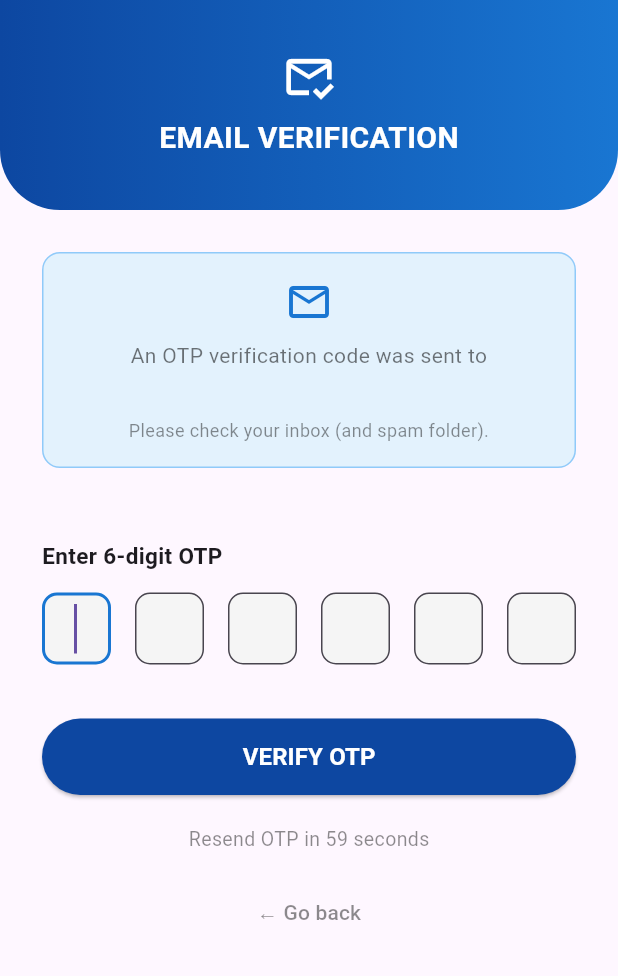
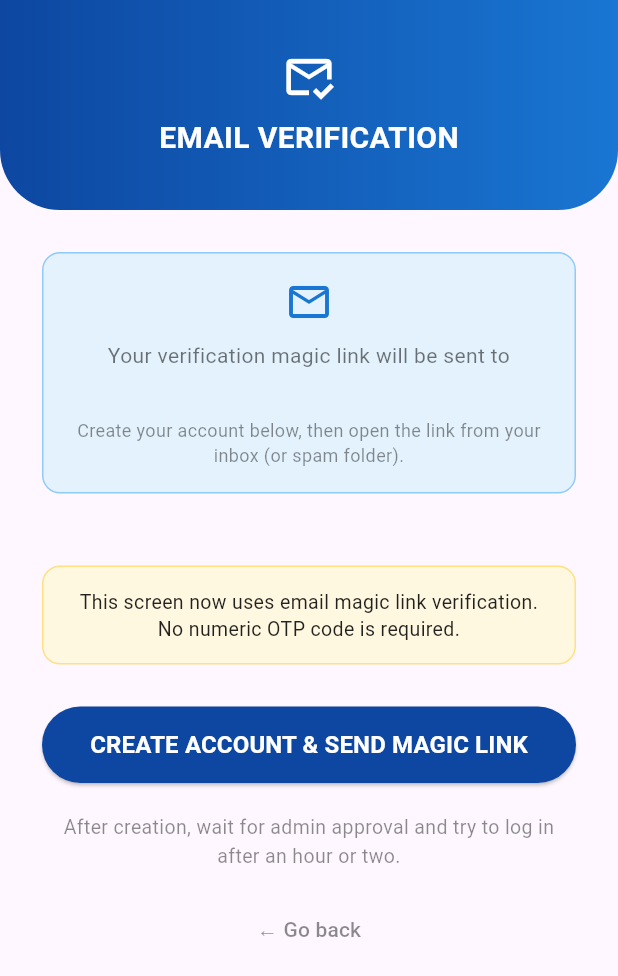
Before and after one commit to lejaro/UKonekSupabase, a Flutter app: the uKonekOtpPage screen opened directly with empty values, on a phone screen of 412 x 824 dp. Shown: the top 976 px of the screen. Run offline on Flutter 3.47's test engine with Material 3 defaults, Android fonts, the light colour scheme and no system bars; our stand-ins replace image_picker, supabase_flutter; missing offline and left inert: google_mlkit_text_recognition, string_similarity; accounts and stored records are empty.

Commit message:
Citizen email registration to verify email link

```diff
--- a/frontend/mobile/ukonekmobile/lib/uKonekCredentialPage.dart
+++ b/frontend/mobile/ukonekmobile/lib/uKonekCredentialPage.dart
@@ -102,7 +102,7 @@ class _uKonekCredentialsPageState extends State<uKonekCredentialsPage> {
       if (!mounted) return;
       ScaffoldMessenger.of(context).showSnackBar(
         const SnackBar(
-          content: Text('✅ Account created. Check your email to verify your account before signing in.'),
+          content: Text('✅ Account created. Check your email for the magic link to verify your account before signing in.'),
           backgroundColor: Colors.green,
         ),
       );
--- a/frontend/mobile/ukonekmobile/lib/uKonekOtpPage.dart
+++ b/frontend/mobile/ukonekmobile/lib/uKonekOtpPage.dart
@@ -1,6 +1,4 @@
-import 'dart:async';
 import 'package:flutter/material.dart';
-import 'package:flutter/services.dart';
 import 'services/api_service.dart';
 import 'uKonekLoginPage.dart';
 
@@ -45,61 +43,23 @@ class uKonekOtpPage extends StatefulWidget {
 }
 
 class _uKonekOtpPageState extends State<uKonekOtpPage> {
-  final List<TextEditingController> _controllers =
-  List.generate(6, (_) => TextEditingController());
-  final List<FocusNode> _focusNodes =
-  List.generate(6, (_) => FocusNode());
-
-  bool _isRequestingOtp = false;
   bool _isVerifying = false;
   bool _isSubmitting = false;
-
-  int _secondsLeft = 60;
-  Timer? _timer;
 
   @override
   void initState() {
     super.initState();
-    _requestOtp(initialRequest: true);
   }
 
   @override
   void dispose() {
-    _timer?.cancel();
-    for (final c in _controllers) {
-      c.dispose();
-    }
-    for (final f in _focusNodes) {
-      f.dispose();
-    }
     super.dispose();
   }
 
-  void _startCountdown() {
-    _timer?.cancel();
-    setState(() => _secondsLeft = 60);
-    _timer = Timer.periodic(const Duration(seconds: 1), (t) {
-      if (_secondsLeft == 0) {
-        t.cancel();
-      } else {
-        setState(() => _secondsLeft--);
-      }
-    });
-  }
-
-  String get _enteredOtp =>
-      _controllers.map((c) => c.text).join();
-
   Future<void> _verifyOtp() async {
-    final entered = _enteredOtp;
-    if (entered.length < 6) {
-      _showSnack("⚠️ Please enter all 6 digits.", isError: true);
-      return;
-    }
-
     setState(() => _isVerifying = true);
     try {
-      await _submitRegistration(entered);
+      await _submitRegistration('magic_link');
     } finally {
       if (mounted) {
         setState(() => _isVerifying = false);
@@ -161,47 +121,11 @@ class _uKonekOtpPageState extends State<uKonekOtpPage> {
       if (!mounted) return;
       final message = error.toString().replaceFirst('Exception: ', '');
       _showSnack(message, isError: true);
-      for (final c in _controllers) {
-        c.clear();
-      }
-      _focusNodes[0].requestFocus();
     } finally {
       if (mounted) {
         setState(() => _isSubmitting = false);
       }
     }
-  }
-
-  Future<void> _requestOtp({bool initialRequest = false}) async {
-    if (_isRequestingOtp) return;
-    setState(() => _isRequestingOtp = true);
-
-    try {
-      await ApiService.requestCitizenOtp(
-        email: widget.email,
-        purpose: 'registration',
-      );
-      if (!mounted) return;
-      for (final c in _controllers) {
-        c.clear();
-      }
-      _focusNodes[0].requestFocus();
-      _startCountdown();
-      if (!initialRequest) {
-        _showSnack('🔁 A new OTP has been sent to your email.');
-      }
-    } catch (error) {
-      if (!mounted) return;
-      _showSnack(error.toString().replaceFirst('Exception: ', ''), isError: true);
-    } finally {
-      if (mounted) {
-        setState(() => _isRequestingOtp = false);
-      }
-    }
-  }
-
-  void _resendOtp() {
-    _requestOtp();
   }
 
   void _showSnack(String msg, {bool isError = false}) {
@@ -278,7 +202,7 @@ class _uKonekOtpPageState extends State<uKonekOtpPage> {
                               color: Color(0xFF1976D2), size: 32),
                           const SizedBox(height: 10),
                           const Text(
-                            "An OTP verification code was sent to",
+                            "Your verification magic link will be sent to",
                             textAlign: TextAlign.center,
                             style: TextStyle(
                                 fontSize: 14, color: Colors.black54),
@@ -295,7 +219,7 @@ class _uKonekOtpPageState extends State<uKonekOtpPage> {
                           ),
                           const SizedBox(height: 6),
                           const Text(
-                            "Please check your inbox (and spam folder).",
+                            "Create your account below, then open the link from your inbox (or spam folder).",
                             textAlign: TextAlign.center,
                             style: TextStyle(
                                 fontSize: 12, color: Colors.black45),
@@ -308,65 +232,19 @@ class _uKonekOtpPageState extends State<uKonekOtpPage> {
 
                     const SizedBox(height: 28),
 
-                    // ── OTP Input label ──────────────────────
-                    const Align(
-                      alignment: Alignment.centerLeft,
-                      child: Text(
-                        "Enter 6-digit OTP",
-                        style: TextStyle(
-                            fontWeight: FontWeight.bold, fontSize: 15),
+                    Container(
+                      width: double.infinity,
+                      padding: const EdgeInsets.all(14),
+                      decoration: BoxDecoration(
+                        color: Colors.amber.shade50,
+                        border: Border.all(color: Colors.amber.shade200),
+                        borderRadius: BorderRadius.circular(12),
                       ),
-                    ),
-                    const SizedBox(height: 14),
-
-                    // ── 6 digit boxes ─────────────────────────
-                    Row(
-                      mainAxisAlignment: MainAxisAlignment.spaceBetween,
-                      children: List.generate(6, (i) {
-                        return SizedBox(
-                          width: 46,
-                          height: 56,
-                          child: TextField(
-                            controller: _controllers[i],
-                            focusNode: _focusNodes[i],
-                            textAlign: TextAlign.center,
-                            keyboardType: TextInputType.number,
-                            maxLength: 1,
-                            style: const TextStyle(
-                                fontSize: 22,
-                                fontWeight: FontWeight.bold),
-                            inputFormatters: [
-                              FilteringTextInputFormatter.digitsOnly
-                            ],
-                            decoration: InputDecoration(
-                              counterText: "",
-                              contentPadding: EdgeInsets.zero,
-                              border: OutlineInputBorder(
-                                borderRadius: BorderRadius.circular(10),
-                                borderSide:
-                                const BorderSide(color: Colors.grey),
-                              ),
-                              focusedBorder: OutlineInputBorder(
-                                borderRadius: BorderRadius.circular(10),
-                                borderSide: const BorderSide(
-                                    color: Color(0xFF1976D2), width: 2),
-                              ),
-                              filled: true,
-                              fillColor: Colors.grey.shade100,
-                            ),
-                            onChanged: (value) {
-                              if (value.isNotEmpty && i < 5) {
-                                _focusNodes[i + 1].requestFocus();
-                              } else if (value.isEmpty && i > 0) {
-                                _focusNodes[i - 1].requestFocus();
-                              }
-                              if (_enteredOtp.length == 6) {
-                                _verifyOtp();
-                              }
-                            },
-                          ),
-                        );
-                      }),
+                      child: const Text(
+                        "This screen now uses email magic link verification. No numeric OTP code is required.",
+                        style: TextStyle(fontSize: 13, color: Colors.black87, height: 1.4),
+                        textAlign: TextAlign.center,
+                      ),
                     ),
 
                     const SizedBox(height: 28),
@@ -380,8 +258,8 @@ class _uKonekOtpPageState extends State<uKonekOtpPage> {
                           padding:
                           const EdgeInsets.symmetric(vertical: 14),
                         ),
-                        onPressed: (_isRequestingOtp || _isVerifying || _isSubmitting) ? null : _verifyOtp,
-                        child: (_isRequestingOtp || _isVerifying || _isSubmitting)
+                        onPressed: (_isVerifying || _isSubmitting) ? null : _verifyOtp,
+                        child: (_isVerifying || _isSubmitting)
                             ? const SizedBox(
                           height: 20,
                           width: 20,
@@ -389,7 +267,7 @@ class _uKonekOtpPageState extends State<uKonekOtpPage> {
                               color: Colors.white, strokeWidth: 2),
                         )
                             : const Text(
-                          "VERIFY OTP",
+                              "CREATE ACCOUNT & SEND MAGIC LINK",
                           style: TextStyle(
                               color: Colors.white,
                               fontWeight: FontWeight.bold,
@@ -400,26 +278,11 @@ class _uKonekOtpPageState extends State<uKonekOtpPage> {
 
                     const SizedBox(height: 20),
 
-                    // ── Resend countdown ──────────────────────
-                    if (_secondsLeft > 0)
-                      Text(
-                        "Resend OTP in $_secondsLeft seconds",
-                        style: const TextStyle(
-                            color: Colors.black45, fontSize: 13),
-                      )
-                    else
-                      GestureDetector(
-                        onTap: _isRequestingOtp ? null : _resendOtp,
-                        child: const Text(
-                          "Didn't receive the code? Resend OTP",
-                          style: TextStyle(
-                            color: Color(0xFF1976D2),
-                            fontWeight: FontWeight.bold,
-                            fontSize: 13,
-                            decoration: TextDecoration.underline,
-                          ),
-                        ),
-                      ),
+                    const Text(
+                      "After creation, wait for admin approval and try to log in after an hour or two.",
+                      textAlign: TextAlign.center,
+                      style: TextStyle(color: Colors.black45, fontSize: 13),
+                    ),
 
                     const SizedBox(height: 16),
 
```
Also changed, not shown: frontend/mobile/ukonekmobile/lib/services/api_service.dart (+47 -4 lines), 5 other files.
